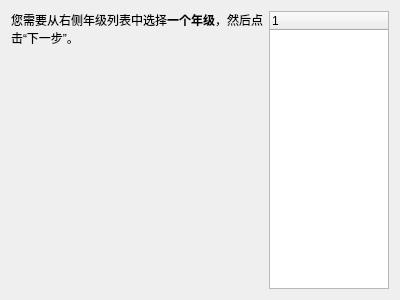
The window that src/gui/selectgradewizardpage.ui (fyrestone/simple-pms) describes before a commit, drawn with Qt 5.
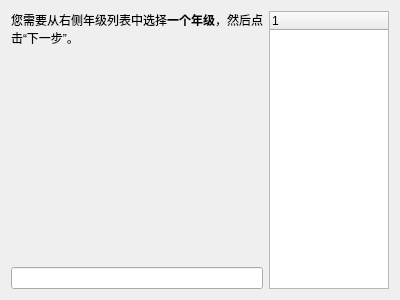
The same window after the commit.

```diff
--- a/src/gui/selectgradewizardpage.ui
+++ b/src/gui/selectgradewizardpage.ui
@@ -49,6 +49,13 @@
        </property>
       </spacer>
      </item>
+     <item>
+      <widget class="QLineEdit" name="lineEdit">
+       <property name="enabled">
+        <bool>true</bool>
+       </property>
+      </widget>
+     </item>
     </layout>
    </item>
    <item>
```
